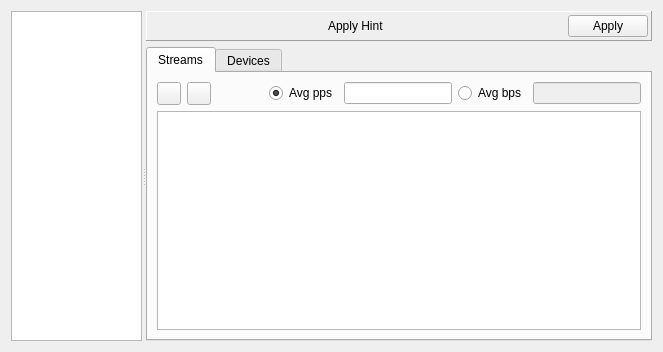
pstavirs/ostinato, file client/portswindow.ui: the form before one commit.
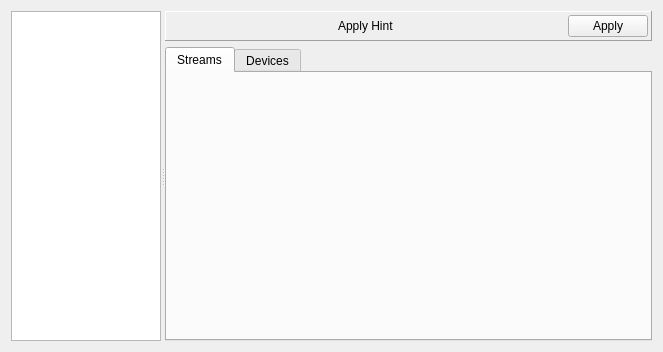
The form after the commit. Icons and pictures are not drawn. Custom widgets are drawn as their Qt base class.

Commit message:
Extract streamswidget.ui out of portswindow.ui
Only UI extraction is done. PortsWindow is still a combined class that
will be separated in the subsequent commit(s).

Although this commit builds successfully, but the stream actions don't
work because the stream widget's signals are not connected to port
window's slots

The edit to the form file:
```diff
--- a/client/portswindow.ui
+++ b/client/portswindow.ui
@@ -213,114 +213,7 @@
            </attribute>
            <layout class="QVBoxLayout">
             <item>
-             <layout class="QHBoxLayout">
-              <item>
-               <widget class="QToolButton" name="startTx">
-                <property name="toolTip">
-                 <string>Start Transmit</string>
-                </property>
-                <property name="statusTip">
-                 <string>Start transmit on selected port</string>
-                </property>
-                <property name="text">
-                 <string/>
-                </property>
-                <property name="icon">
-                 <iconset resource="ostinato.qrc">
-                  <normaloff>:/icons/control_play.png</normaloff>:/icons/control_play.png</iconset>
-                </property>
-               </widget>
-              </item>
-              <item>
-               <widget class="QToolButton" name="stopTx">
-                <property name="toolTip">
-                 <string>Stop Transmit</string>
-                </property>
-                <property name="statusTip">
-                 <string>Stop transmit on selected port</string>
-                </property>
-                <property name="text">
-                 <string/>
-                </property>
-                <property name="icon">
-                 <iconset resource="ostinato.qrc">
-                  <normaloff>:/icons/control_stop.png</normaloff>:/icons/control_stop.png</iconset>
-                </property>
-               </widget>
-              </item>
-              <item>
-               <spacer>
-                <property name="orientation">
-                 <enum>Qt::Horizontal</enum>
-                </property>
-                <property name="sizeHint" stdset="0">
-                 <size>
-                  <width>40</width>
-                  <height>20</height>
-                 </size>
-                </property>
-               </spacer>
-              </item>
-              <item>
-               <widget class="QRadioButton" name="radioButton">
-                <property name="text">
-                 <string>Avg pps</string>
-                </property>
-                <property name="checked">
-                 <bool>true</bool>
-                </property>
-               </widget>
-              </item>
-              <item>
-               <widget class="QLineEdit" name="averagePacketsPerSec"/>
-              </item>
-              <item>
-               <widget class="QRadioButton" name="radioButton_2">
-                <property name="text">
-                 <string>Avg bps</string>
-                </property>
-               </widget>
-              </item>
-              <item>
-               <widget class="QLineEdit" name="averageBitsPerSec">
-                <property name="enabled">
-                 <bool>false</bool>
-                </property>
-               </widget>
-              </item>
-             </layout>
-            </item>
-            <item>
-             <widget class="XTableView" name="tvStreamList">
-              <property name="sizePolicy">
-               <sizepolicy hsizetype="Expanding" vsizetype="Expanding">
-                <horstretch>0</horstretch>
-                <verstretch>1</verstretch>
-               </sizepolicy>
-              </property>
-              <property name="contextMenuPolicy">
-               <enum>Qt::ActionsContextMenu</enum>
-              </property>
-              <property name="whatsThis">
-               <string>This is the stream list for the selected port
-
-A stream is a sequence of one or more packets
-
-Right-click to create a stream</string>
-              </property>
-              <property name="frameShape">
-               <enum>QFrame::StyledPanel</enum>
-              </property>
-              <property name="lineWidth">
-               <number>1</number>
-              </property>
-              <property name="selectionMode">
-               <enum>QAbstractItemView::ExtendedSelection</enum>
-              </property>
-              <property name="selectionBehavior">
-               <enum>QAbstractItemView::SelectRows</enum>
-              </property>
-             </widget>
+             <widget class="QWidget" name="streamsWidget" native="true"/>
             </item>
            </layout>
           </widget>
@@ -450,11 +343,6 @@
    <extends>QTreeView</extends>
    <header>xtreeview.h</header>
   </customwidget>
-  <customwidget>
-   <class>XTableView</class>
-   <extends>QTableView</extends>
-   <header>xtableview.h</header>
-  </customwidget>
  </customwidgets>
  <resources>
   <include location="ostinato.qrc"/>
```
Left out of the diff: 81 changed lines with no effect on the pictures. The commit also changes 4 other files.
